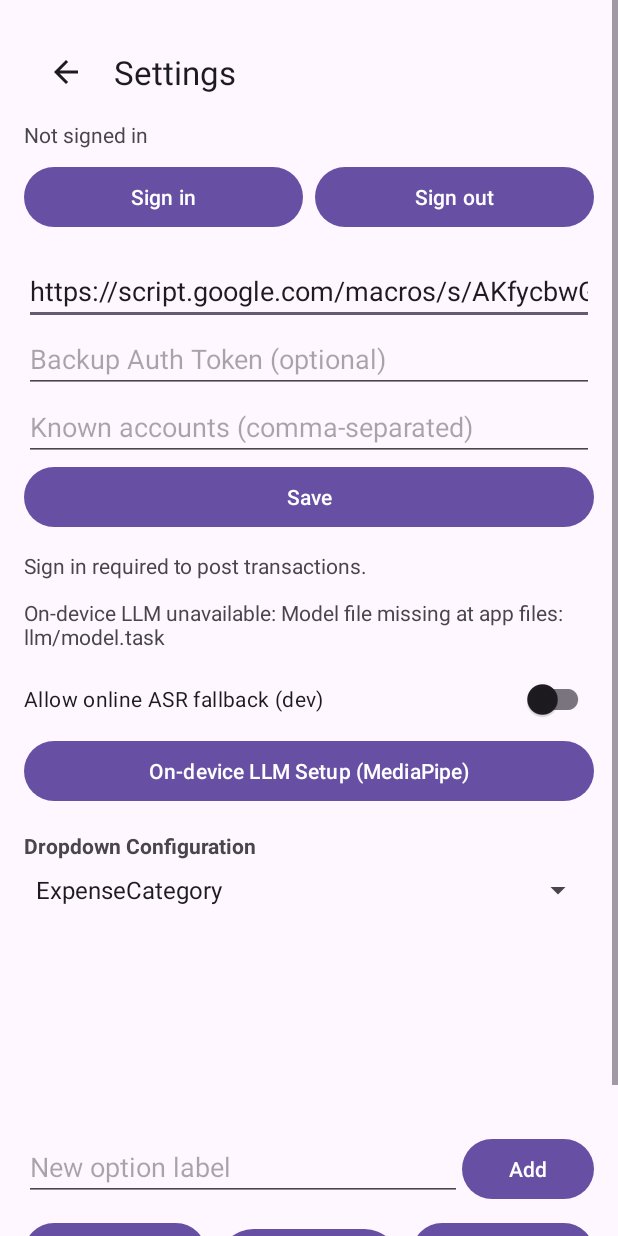
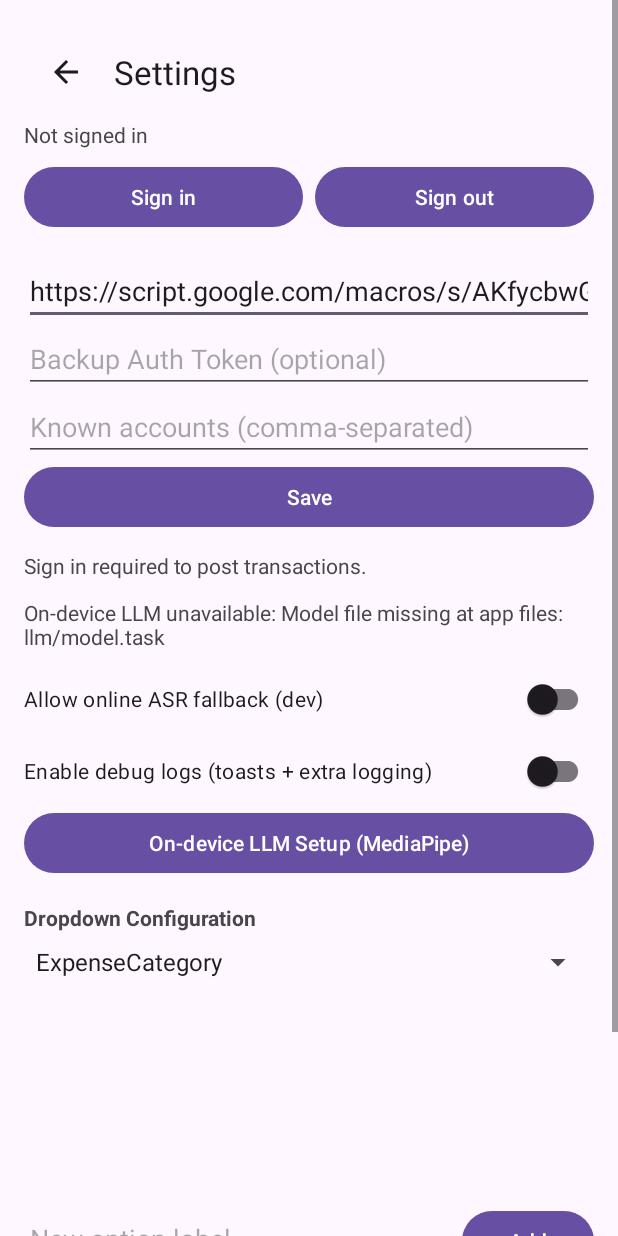
Before and after one commit to imkacarlson/voice-expense-tracker, an Android app: the SettingsActivity screen opened directly, with no data from a screen before it, on a phone screen of 412 x 824 dp. Run offline under Robolectric (Android 15) with nearby library versions, the light colour scheme and no system bars; our stand-ins replace Dagger/Hilt's generated code, Room's generated code; libraries missing offline, so code that uses them is left out: androidx.hilt.work.

Commit message:
feat(settings): add Debug logs toggle to control in-app toasts and extra logging\n\n- Adds  to Settings UI\n- Persists  and initializes from prefs\n- Enables users to see "Parsed with: AI/Heuristic" toasts and related logs

```diff
--- a/app/src/main/java/com/voiceexpense/ui/common/SettingsActivity.kt
+++ b/app/src/main/java/com/voiceexpense/ui/common/SettingsActivity.kt
@@ -77,6 +77,7 @@ class SettingsActivity : AppCompatActivity() {
         val openSetup: Button = findViewById(R.id.btn_open_setup_guide)
         val modelManager = ModelManager()
         val asrFallback: androidx.appcompat.widget.SwitchCompat = findViewById(R.id.switch_asr_online_fallback)
+        val debugSwitch: androidx.appcompat.widget.SwitchCompat = findViewById(R.id.switch_debug_logs)
         // Dropdown configuration views
         val typeSpinner: android.widget.Spinner = findViewById(R.id.spinner_option_type)
         val listView: android.widget.ListView = findViewById(R.id.list_options)
@@ -311,10 +312,24 @@ class SettingsActivity : AppCompatActivity() {
 
         updateGatingMessage()
 
+        // Initialize toggles from prefs
+        runCatching {
+            val p = prefsOrInit()
+            asrFallback.isChecked = p.getBoolean(SettingsKeys.ASR_ONLINE_FALLBACK, (applicationInfo.flags and android.content.pm.ApplicationInfo.FLAG_DEBUGGABLE) != 0)
+            debugSwitch.isChecked = p.getBoolean(SettingsKeys.DEBUG_LOGS, false)
+        }
+
         // Persist ASR fallback toggle
         asrFallback.setOnCheckedChangeListener { _, isChecked ->
             prefsOrInit().edit().putBoolean(SettingsKeys.ASR_ONLINE_FALLBACK, isChecked).apply()
             val msg = if (isChecked) R.string.asr_fallback_enabled else R.string.asr_fallback_disabled
+            android.widget.Toast.makeText(this, msg, android.widget.Toast.LENGTH_SHORT).show()
+        }
+
+        // Persist Debug logs toggle
+        debugSwitch.setOnCheckedChangeListener { _, isChecked ->
+            prefsOrInit().edit().putBoolean(SettingsKeys.DEBUG_LOGS, isChecked).apply()
+            val msg = if (isChecked) R.string.debug_logs_enabled else R.string.debug_logs_disabled
             android.widget.Toast.makeText(this, msg, android.widget.Toast.LENGTH_SHORT).show()
         }
 
--- a/app/src/main/res/layout/activity_settings.xml
+++ b/app/src/main/res/layout/activity_settings.xml
@@ -105,6 +105,14 @@
             android:paddingTop="8dp"
             android:paddingBottom="8dp" />
 
+        <androidx.appcompat.widget.SwitchCompat
+            android:id="@+id/switch_debug_logs"
+            android:layout_width="match_parent"
+            android:layout_height="wrap_content"
+            android:text="@string/debug_logs_label"
+            android:paddingTop="8dp"
+            android:paddingBottom="8dp" />
+
         <Button
             android:id="@+id/btn_open_setup_guide"
             android:layout_width="match_parent"
--- a/app/src/main/res/values/strings.xml
+++ b/app/src/main/res/values/strings.xml
@@ -64,4 +64,7 @@
     <string name="asr_online_fallback_label">Allow online ASR fallback (dev)</string>
     <string name="asr_fallback_enabled">Online ASR fallback enabled</string>
     <string name="asr_fallback_disabled">Online ASR fallback disabled</string>
+    <string name="debug_logs_label">Enable debug logs (toasts + extra logging)</string>
+    <string name="debug_logs_enabled">Debug logs enabled</string>
+    <string name="debug_logs_disabled">Debug logs disabled</string>
 </resources>
```
